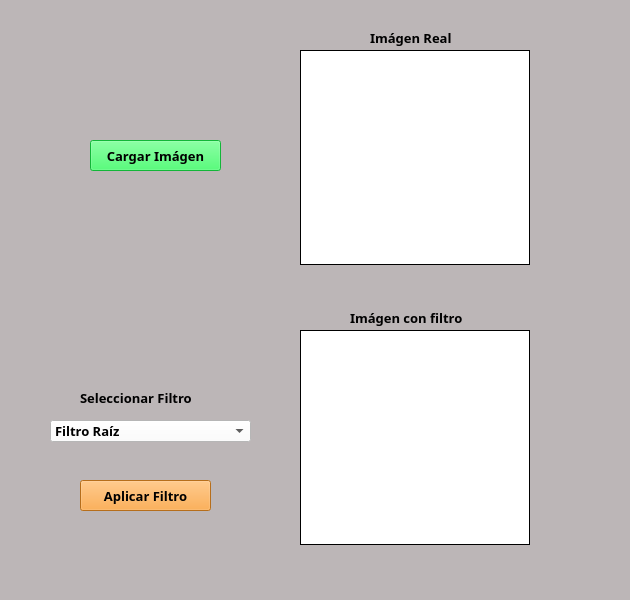
The window that interfaz.ui (mrevilca31/IPDI-Practica-3-Vilca-Misael) describes before a commit, drawn with Qt 5.
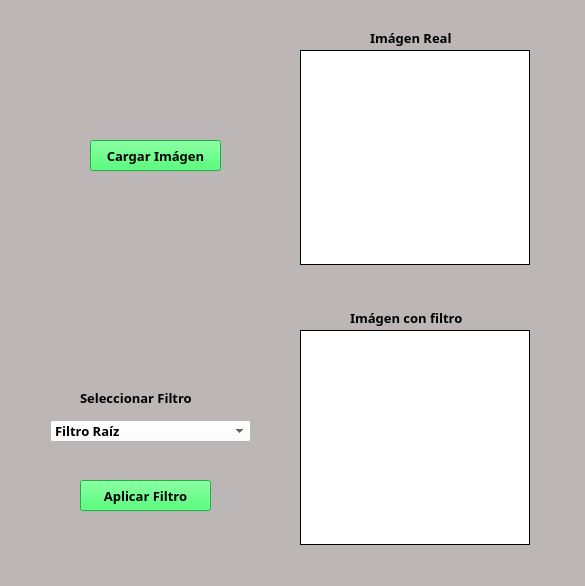
The same window after the commit.

Commit message: Modificaciones en la interfaz

What changed in the file:
```diff
--- a/interfaz.ui
+++ b/interfaz.ui
@@ -6,8 +6,8 @@
    <rect>
     <x>0</x>
     <y>0</y>
-    <width>630</width>
-    <height>600</height>
+    <width>585</width>
+    <height>586</height>
    </rect>
   </property>
   <property name="windowTitle">
@@ -199,7 +199,7 @@
      <cursorShape>PointingHandCursor</cursorShape>
     </property>
     <property name="styleSheet">
-     <string notr="true">background-color:rgb(255, 154, 38)</string>
+     <string notr="true">background-color:rgb(25, 255, 78)</string>
     </property>
     <property name="text">
      <string>Aplicar Filtro</string>
```
Left out of the diff: 5 changed lines with no effect on the pictures.
